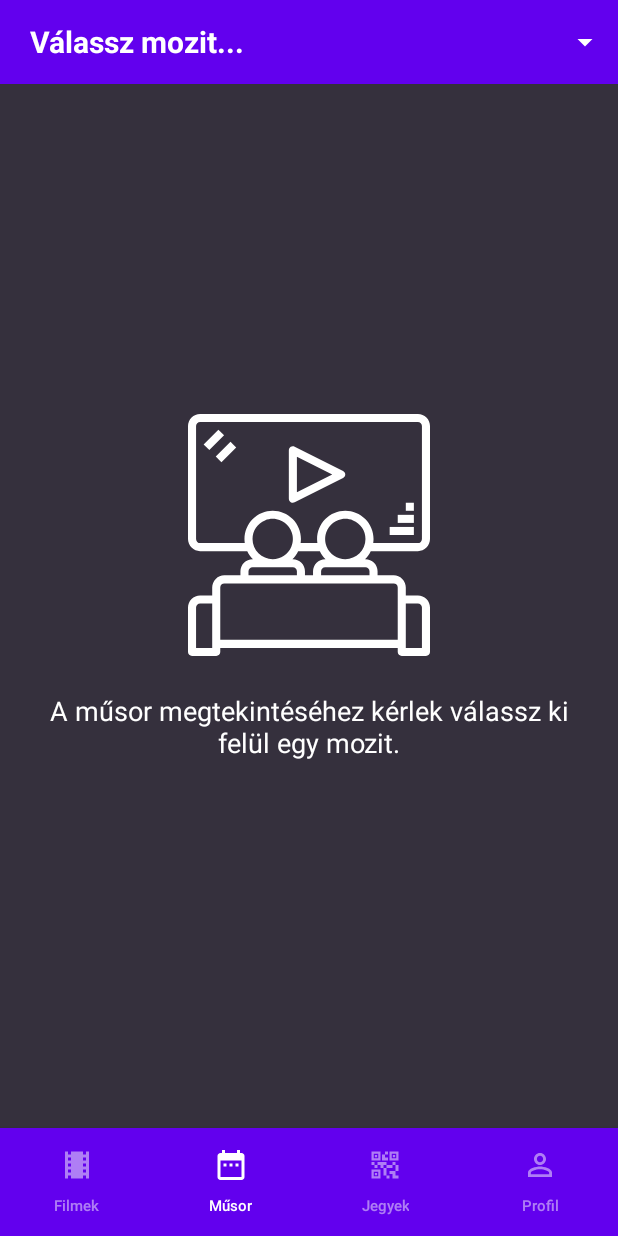
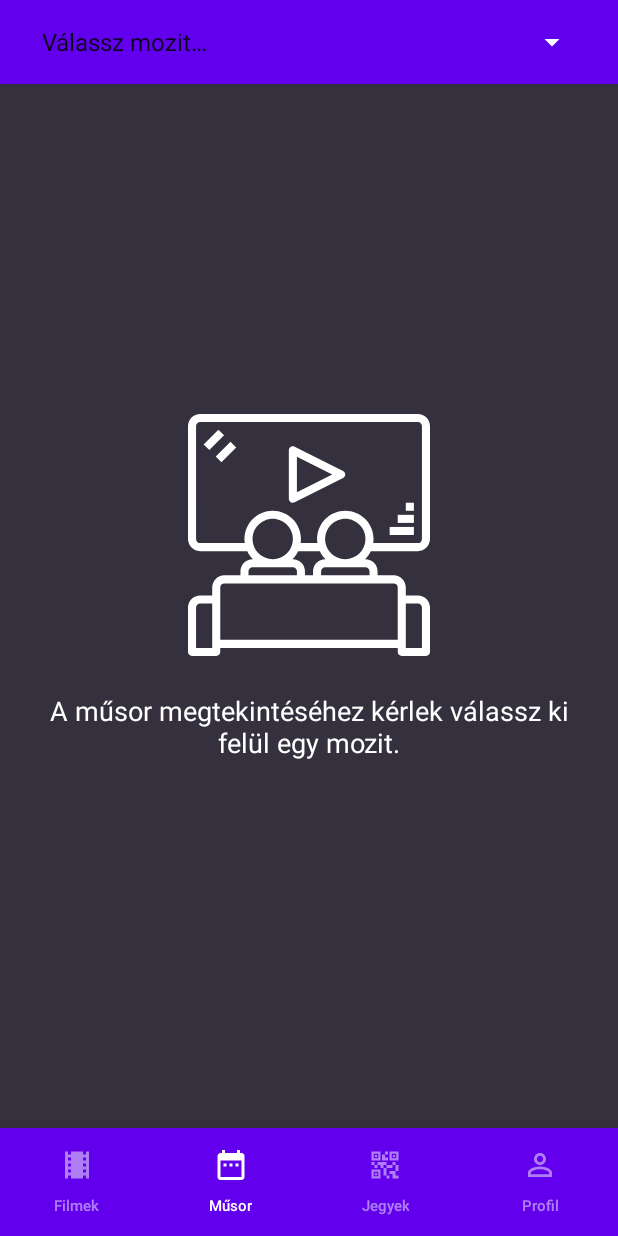
Before and after one commit to vtimea/mozie-android, an Android app: the MoviesFragment screen opened directly, with no data from a screen before it, item 2 of the bottom bar chosen, on a phone screen of 412 x 824 dp. Run offline under Robolectric (Android 15) with nearby library versions, the phone set to English and light mode, and no system bars; our stand-ins replace Dagger/Hilt's generated code, RxJava, Shimmer; libraries missing offline, so code that uses them is left out: androidx.hilt.lifecycle; network calls fail.

Commit message:
layout fixes, spinner added to toolbar

```diff
--- a/app/src/main/java/com/mozie/ui/tabMovies/MoviesFragment.kt
+++ b/app/src/main/java/com/mozie/ui/tabMovies/MoviesFragment.kt
@@ -16,6 +16,7 @@ import com.facebook.shimmer.ShimmerFrameLayout
 import com.mozie.R
 import com.mozie.data.network.model.movies.FeaturedMovie
 import com.mozie.databinding.FragmentMoviesBinding
+import com.mozie.ui.Event
 import com.mozie.ui.details.MovieDetailsActivity
 import com.mozie.ui.details.MovieDetailsActivity.KEYS.KEY_MOVIE_ID
 import dagger.hilt.android.AndroidEntryPoint
@@ -76,30 +77,16 @@ class MoviesFragment : Fragment(), ItemClickListener<FeaturedMovie> {
 
     private fun initObservers() {
         viewModel.moviesRecommended.observe(viewLifecycleOwner, { movies ->
-            binding.swipeRefresh.isRefreshing = false
-            binding.rvRecommended.adapter = RvAdapter(movies, this)
-            showMovieLayout(movies.isEmpty(), binding.tvRecommended, binding.rvRecommended)
-            shimmer(false, binding.shimmerRecommended)
+            handleMovieRecommendations(movies)
         })
         viewModel.moviesNow.observe(viewLifecycleOwner, { movies ->
-            binding.swipeRefresh.isRefreshing = false
-            binding.rvNow.adapter = RvAdapter(movies, this)
-            showMovieLayout(movies.isEmpty(), binding.tvNow, binding.rvNow)
-            shimmer(false, binding.shimmerNow)
+            handleMoviesNow(movies)
         })
         viewModel.moviesSoon.observe(viewLifecycleOwner, { movies ->
-            binding.swipeRefresh.isRefreshing = false
-            binding.rvSoon.adapter = RvAdapter(movies, this)
-            showMovieLayout(movies.isEmpty(), binding.tvSoon, binding.rvSoon)
-            shimmer(false, binding.shimmerSoon)
+            handleMoviesSoon(movies)
         })
         viewModel.networkError.observe(viewLifecycleOwner, { event ->
-            binding.swipeRefresh.isRefreshing = false
-            Toast.makeText(
-                context,
-                event.getContentIfNotHandledOrReturnNull() ?: "",
-                Toast.LENGTH_SHORT
-            ).show()
+            handleError(event)
         })
         viewModel.navEvent.observe(viewLifecycleOwner, {
             navigateToDetails(it.getContentIfNotHandledOrReturnNull())
@@ -137,4 +124,34 @@ class MoviesFragment : Fragment(), ItemClickListener<FeaturedMovie> {
         }
         viewModel.getMovies()
     }
+
+    private fun handleMovieRecommendations(movies: List<FeaturedMovie>) {
+        binding.swipeRefresh.isRefreshing = false
+        binding.rvRecommended.adapter = RvAdapter(movies, this)
+        showMovieLayout(movies.isEmpty(), binding.tvRecommended, binding.rvRecommended)
+        shimmer(false, binding.shimmerRecommended)
+    }
+
+    private fun handleMoviesNow(movies: List<FeaturedMovie>) {
+        binding.swipeRefresh.isRefreshing = false
+        binding.rvNow.adapter = RvAdapter(movies, this)
+        showMovieLayout(movies.isEmpty(), binding.tvNow, binding.rvNow)
+        shimmer(false, binding.shimmerNow)
+    }
+
+    private fun handleMoviesSoon(movies: List<FeaturedMovie>) {
+        binding.swipeRefresh.isRefreshing = false
+        binding.rvSoon.adapter = RvAdapter(movies, this)
+        showMovieLayout(movies.isEmpty(), binding.tvSoon, binding.rvSoon)
+        shimmer(false, binding.shimmerSoon)
+    }
+
+    private fun handleError(event: Event<String>) {
+        binding.swipeRefresh.isRefreshing = false
+        Toast.makeText(
+            context,
+            event.getContentIfNotHandledOrReturnNull() ?: "",
+            Toast.LENGTH_SHORT
+        ).show()
+    }
 }
--- a/app/src/main/java/com/mozie/ui/tabSchedule/ScheduleFragment.kt
+++ b/app/src/main/java/com/mozie/ui/tabSchedule/ScheduleFragment.kt
@@ -4,11 +4,19 @@ import android.os.Bundle
 import android.view.LayoutInflater
 import android.view.View
 import android.view.ViewGroup
+import android.widget.AdapterView
+import android.widget.ArrayAdapter
 import androidx.fragment.app.Fragment
+import androidx.fragment.app.viewModels
+import com.mozie.R
+import com.mozie.data.network.model.movies.Cinema
 import com.mozie.databinding.FragmentScheduleBinding
+import dagger.hilt.android.AndroidEntryPoint
 
+@AndroidEntryPoint
 class ScheduleFragment : Fragment() {
     private lateinit var binding: FragmentScheduleBinding
+    private val viewModel: ScheduleViewModel by viewModels()
 
     companion object {
         fun newInstance() = ScheduleFragment()
@@ -22,4 +30,50 @@ class ScheduleFragment : Fragment() {
         binding = FragmentScheduleBinding.inflate(inflater, container, false)
         return binding.root
     }
+
+    override fun onViewCreated(view: View, savedInstanceState: Bundle?) {
+        super.onViewCreated(view, savedInstanceState)
+        initObservers()
+        viewModel.getCinemas()
+    }
+
+    private fun initObservers() {
+        viewModel.cinemas.observe(viewLifecycleOwner, { cinemas ->
+            handleCinemas(cinemas)
+        })
+    }
+
+    private fun handleCinemas(cinemas: List<Cinema>) {
+        val spinnerItems = mutableListOf<String>()
+        spinnerItems.add(getString(R.string.cinema_spinner_empty))
+        for (cinema in cinemas) {
+            cinema.name?.let { spinnerItems.add(it) }
+        }
+        val adapter: ArrayAdapter<String> =
+            ArrayAdapter(requireContext(), R.layout.item_spinner, spinnerItems)
+        adapter.setDropDownViewResource(android.R.layout.simple_spinner_dropdown_item)
+        binding.spinner.adapter = adapter
+        binding.spinner.onItemSelectedListener = object : AdapterView.OnItemSelectedListener {
+            override fun onItemSelected(p0: AdapterView<*>?, view: View?, position: Int, id: Long) {
+                if (position == 0) {
+                    showEmptyView()
+                } else {
+                    onCinemaSelected(cinemas[position])
+                }
+            }
+
+            override fun onNothingSelected(p0: AdapterView<*>?) {
+                // do nothing
+            }
+        }
+    }
+
+    private fun onCinemaSelected(cinema: Cinema) {
+        viewModel.getScreenings(cinema)
+    }
+
+    private fun showEmptyView() {
+        // TODO
+    }
+
 }
--- a/app/src/main/java/com/mozie/ui/tabSchedule/ScheduleViewModel.kt
+++ b/app/src/main/java/com/mozie/ui/tabSchedule/ScheduleViewModel.kt
@@ -29,7 +29,10 @@ class ScheduleViewModel @ViewModelInject constructor(
 
     fun getCinemas() {
         val token = dataManager.prefsHelper.getAccessToken() ?: ""
-        dataManager.networkHelper.getAllCinemas(token, object : Callback<List<Cinema>>() {
+        disposables.add(
+            dataManager.networkHelper.getAllCinemas(
+                token,
+                object : Callback<List<Cinema>>() {
                     override fun returnResult(t: List<Cinema>) {
                         mCinemas.value = t
                     }
@@ -39,6 +42,11 @@ class ScheduleViewModel @ViewModelInject constructor(
                     }
 
                 })
+        )
+    }
+
+    fun getScreenings(cinema: Cinema) {
+
     }
 
     private fun handleError() {
--- a/app/src/main/res/layout/fragment_movie_details.xml
+++ b/app/src/main/res/layout/fragment_movie_details.xml
@@ -28,6 +28,7 @@
                 android:layout_marginHorizontal="@dimen/margin_small"
                 android:layout_marginTop="@dimen/margin_large"
                 android:maxLines="1"
+                android:textColor="@android:color/white"
                 android:textSize="@dimen/text_size_large"
                 android:textStyle="bold"
                 app:layout_constraintStart_toStartOf="parent"
@@ -66,6 +67,7 @@
                 android:layout_marginStart="@dimen/margin_small"
                 android:layout_marginTop="@dimen/margin_large"
                 android:text="@string/title_description"
+                android:textColor="@android:color/white"
                 android:textSize="@dimen/text_size_medium"
                 android:textStyle="bold"
                 app:layout_constraintStart_toStartOf="parent"
@@ -77,6 +79,7 @@
                 android:layout_height="wrap_content"
                 android:layout_marginHorizontal="@dimen/margin_small"
                 android:layout_marginTop="@dimen/margin_small"
+                android:textColor="@android:color/white"
                 android:textSize="@dimen/text_size_small"
                 app:layout_constraintTop_toBottomOf="@id/tvDescriptionTitle"
                 tools:text="Mit tennél, ha bármit megtehetnél, következmények nélkül? A szakítófélben lévő Nyles (Andy Samberg – Brooklyn 99 – Nemszázas körzet) napról-napra elkíséri barátnőjét egy Palm Springs-i esküvőre. Ugyanarra. Nyles ugyanis időhurokba került, és mindig ugyanaz az egyetlen nap ismétlődik az életében. Az éppen aktuális napon Nyles a menyasszony nővérére, Sarah-ra (Cristin Milioti – Így jártam anyátokkal) hajt, a vendégekkel gyűjtött tapasztalatait kihasználva persze gyorsan egyenesbe is kerül. Ekkor azonban Sarah is belekerül az időhurokba." />
@@ -88,6 +91,7 @@
                 android:layout_marginStart="@dimen/margin_small"
                 android:layout_marginTop="@dimen/margin_large"
                 android:text="@string/title_actors"
+                android:textColor="@android:color/white"
                 android:textSize="@dimen/text_size_medium"
                 android:textStyle="bold"
                 app:layout_constraintStart_toStartOf="parent"
@@ -157,5 +161,6 @@
         android:elevation="@dimen/tablayout_elevation"
         android:text="@string/button_ticket_purchasing"
         android:textAllCaps="true"
+        android:textColor="@android:color/white"
         android:textSize="@dimen/text_size_medium" />
 </FrameLayout>
--- a/app/src/main/res/layout/fragment_movie_details_shimmer.xml
+++ b/app/src/main/res/layout/fragment_movie_details_shimmer.xml
@@ -72,6 +72,7 @@
                     android:layout_marginTop="@dimen/margin_large"
                     android:text="@string/title_description"
                     android:textSize="@dimen/text_size_medium"
+                    android:textColor="@android:color/white"
                     android:textStyle="bold"
                     app:layout_constraintStart_toStartOf="parent"
                     app:layout_constraintTop_toBottomOf="@id/tvLength" />
--- a/app/src/main/res/layout/fragment_schedule.xml
+++ b/app/src/main/res/layout/fragment_schedule.xml
@@ -10,35 +10,18 @@
         android:layout_width="match_parent"
         android:layout_height="?attr/actionBarSize"
         android:background="@color/colorPrimary"
+        app:contentInsetEnd="@dimen/margin_medium"
         app:contentInsetStart="@dimen/margin_medium"
         app:layout_constraintTop_toTopOf="parent"
         app:titleTextColor="@android:color/white">
 
-        <FrameLayout
+        <Spinner
+            android:id="@+id/spinner"
             android:layout_width="match_parent"
             android:layout_height="match_parent"
-            android:background="@null">
-
-            <TextView
-                android:id="@+id/tvCinema"
-                android:layout_width="wrap_content"
-                android:layout_height="match_parent"
-                android:gravity="center_vertical"
-                android:text="Válassz mozit..."
-                android:textSize="@dimen/margin_medium"
-                android:textStyle="bold"
-                app:autoSizeMaxTextSize="@dimen/text_size_large"
-                app:autoSizeMinTextSize="@dimen/text_size_medium" />
-
-            <ImageButton
-                android:layout_width="wrap_content"
-                android:layout_height="match_parent"
-                android:layout_gravity="end"
-                android:layout_marginEnd="@dimen/margin_small"
-                android:background="@android:color/transparent"
-                android:src="@drawable/ic_baseline_arrow_drop_down" />
-
-        </FrameLayout>
+            android:backgroundTint="@android:color/white"
+            android:entries="@array/cinema_spinner_empty"
+            android:spinnerMode="dialog" />
 
     </androidx.appcompat.widget.Toolbar>
 
@@ -64,6 +47,7 @@
             android:layout_marginVertical="@dimen/margin_large"
             android:gravity="center"
             android:text="@string/empty_cinema_text"
+            android:textColor="@android:color/white"
             android:textSize="@dimen/text_size_medium" />
 
     </LinearLayout>
--- a/app/src/main/res/layout/item_actors.xml
+++ b/app/src/main/res/layout/item_actors.xml
@@ -19,6 +19,7 @@
         android:layout_height="wrap_content"
         android:layout_marginHorizontal="@dimen/tablayout_elevation"
         android:gravity="center"
+        android:textColor="@android:color/white"
         tools:text="Alan alana" />
 
 </LinearLayout>
--- a/app/src/main/res/values/strings.xml
+++ b/app/src/main/res/values/strings.xml
@@ -25,4 +25,9 @@
     <string name="length_text">%1$d perc</string>
     <string name="toolbar_title_movies">Filmek</string>
     <string name="empty_cinema_text">A műsor megtekintéséhez kérlek válassz ki felül egy mozit.</string>
+
+    <string name="cinema_spinner_empty">Válassz mozit…</string>
+    <string-array name="cinema_spinner_empty">
+        <item>Válassz mozit…</item>
+    </string-array>
 </resources>
--- a/app/src/main/res/values/styles.xml
+++ b/app/src/main/res/values/styles.xml
@@ -5,7 +5,6 @@
         <item name="colorPrimary">@color/colorPrimary</item>
         <item name="colorPrimaryDark">@color/colorPrimaryDark</item>
         <item name="colorAccent">@color/colorAccent</item>
-        <item name="android:textColor">@android:color/white</item>
         <item name="android:windowActivityTransitions">true</item>
     </style>
 
```
Also changed, not shown: app/src/main/res/layout/item_spinner.xml (added, +9 -0 lines). Lines whose indentation alone changed are shown as unchanged.
